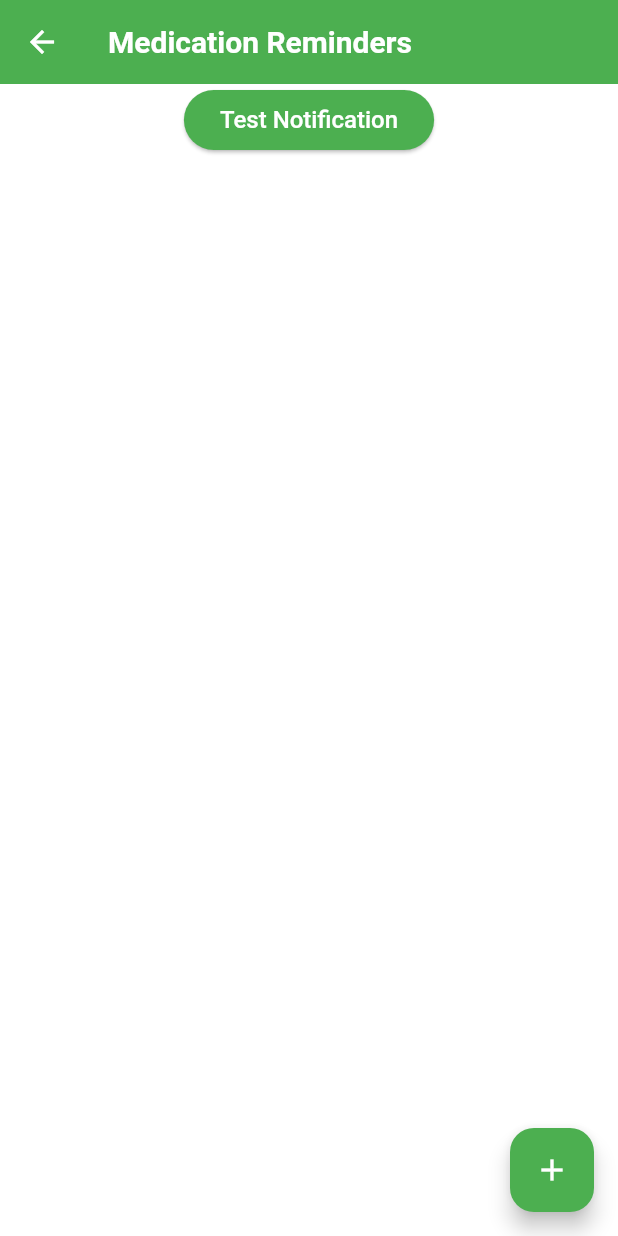
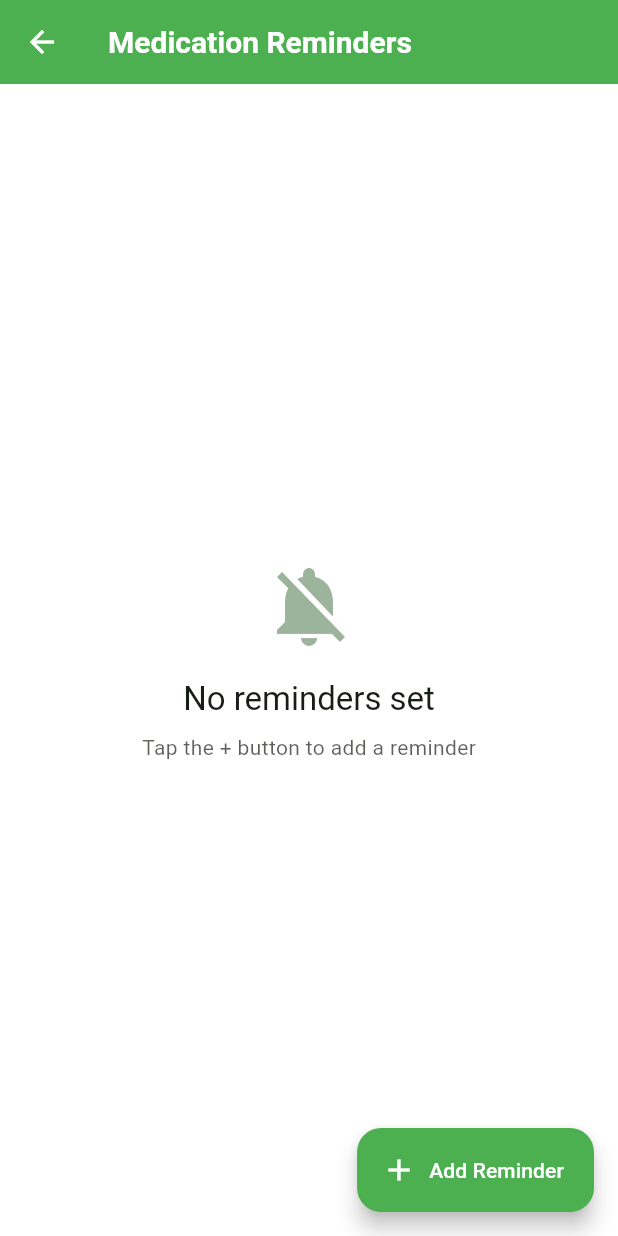
Before and after one commit to Rajesh3009/health_care_chatbot, a Flutter app: the ReminderScreen screen opened directly, on a phone screen of 412 x 824 dp. Run offline on Flutter 3.47's test engine with Material 3 defaults, Android fonts, the light colour scheme and no system bars; our stand-ins replace drift, flutter_local_notifications, flutter_markdown, flutter_riverpod, google_generative_ai, permission_handler and 2 more; accounts and stored records are empty; generated files the repository leaves out were written again.

Commit message:
feat: Revamp ReminderScreen UI and enhance user experience
- Updated ReminderScreen to display a message when no reminders are set, improving user feedback.
- Refactored reminder list to use cards for better visual separation and added styling for medication details.
- Removed the test notification button to streamline the interface.
- Enhanced the floating action button to include a label for clarity when adding reminders.

```diff
--- a/lib/providers/chat_provider.dart
+++ b/lib/providers/chat_provider.dart
@@ -24,11 +24,8 @@ final chatProvider = StateNotifierProvider<ChatNotifier, List<Message>>((ref) {
 
 class ChatNotifier extends StateNotifier<List<Message>> {
   final Ref ref;
-  late final AppDatabase _db;
 
-  ChatNotifier(this.ref) : super([]) {
-    _db = ref.read(databaseProvider);
-  }
+  ChatNotifier(this.ref) : super([]) {}
 
   AppDatabase get database => ref.read(databaseProvider);
 
--- a/lib/screens/reminder_screen.dart
+++ b/lib/screens/reminder_screen.dart
@@ -16,24 +16,105 @@ class ReminderScreen extends ConsumerWidget {
     return Scaffold(
       appBar: AppBar(
         title: const Text('Medication Reminders'),
+        elevation: 0,
       ),
       body: Column(
         children: [
-          ElevatedButton(
-            onPressed: () async {
-              await NotificationService().showTestNotification(context);
-            },
-            child: const Text('Test Notification'),
+          // Container(
+          //   padding: const EdgeInsets.all(16),
+          //   child: ElevatedButton.icon(
+          //     onPressed: () async {
+          //       await NotificationService().showTestNotification(context);
+          //     },
+          //     icon: const Icon(Icons.notifications_active),
+          //     label: const Text('Test Notification'),
+          //     style: ElevatedButton.styleFrom(
+          //       padding:
+          //           const EdgeInsets.symmetric(vertical: 12, horizontal: 24),
+          //       shape: RoundedRectangleBorder(
+          //         borderRadius: BorderRadius.circular(12),
+          //       ),
+          //     ),
+          //   ),
+          // ),
+          Expanded(
+            child: reminders.isEmpty
+                ? Center(
+                    child: Column(
+                      mainAxisAlignment: MainAxisAlignment.center,
+                      children: [
+                        Icon(
+                          Icons.notifications_off,
+                          size: 64,
+                          color: Theme.of(context)
+                              .colorScheme
+                              .primary
+                              .withOpacity(0.5),
                         ),
-          Expanded(
-            child: ListView.builder(
+                        const SizedBox(height: 16),
+                        Text(
+                          'No reminders set',
+                          style: Theme.of(context).textTheme.titleLarge,
+                        ),
+                        const SizedBox(height: 8),
+                        Text(
+                          'Tap the + button to add a reminder',
+                          style:
+                              Theme.of(context).textTheme.bodyMedium?.copyWith(
+                                    color: Theme.of(context)
+                                        .colorScheme
+                                        .onSurface
+                                        .withOpacity(0.7),
+                                  ),
+                        ),
+                      ],
+                    ),
+                  )
+                : ListView.builder(
+                    padding: const EdgeInsets.symmetric(horizontal: 16),
                     itemCount: reminders.length,
                     itemBuilder: (context, index) {
                       final reminder = reminders[index];
-                return ListTile(
-                  title: Text(reminder.medicationName),
-                  subtitle: Text(
-                    '${reminder.quantity} pills at ${reminder.time.format(context)} - ${_getDaysText(reminder.days)}',
+                      return Card(
+                        margin: const EdgeInsets.only(bottom: 12),
+                        elevation: 2,
+                        shape: RoundedRectangleBorder(
+                          borderRadius: BorderRadius.circular(12),
+                        ),
+                        child: ListTile(
+                          contentPadding: const EdgeInsets.symmetric(
+                              horizontal: 16, vertical: 8),
+                          title: Text(
+                            reminder.medicationName,
+                            style: const TextStyle(
+                              fontWeight: FontWeight.bold,
+                              fontSize: 16,
+                            ),
+                          ),
+                          subtitle: Column(
+                            crossAxisAlignment: CrossAxisAlignment.start,
+                            children: [
+                              const SizedBox(height: 4),
+                              Text(
+                                '${reminder.quantity} pills at ${reminder.time.format(context)}',
+                                style: TextStyle(
+                                  color: Theme.of(context)
+                                      .colorScheme
+                                      .onSurface
+                                      .withOpacity(0.7),
+                                ),
+                              ),
+                              const SizedBox(height: 4),
+                              Text(
+                                _getDaysText(reminder.days),
+                                style: TextStyle(
+                                  color: Theme.of(context)
+                                      .colorScheme
+                                      .onSurface
+                                      .withOpacity(0.7),
+                                ),
+                              ),
+                            ],
                           ),
                           onTap: () => showDialog(
                             context: context,
@@ -53,17 +134,9 @@ class ReminderScreen extends ConsumerWidget {
                                       .toggleReminder(reminder.id, context);
                                 },
                               ),
-                      PopupMenuButton<String>(
-                        onSelected: (value) {
-                          if (value == 'edit') {
-                            showDialog(
-                              context: context,
-                              builder: (context) => Consumer(
-                                builder: (context, ref, child) =>
-                                    EditReminderDialog(reminder: reminder),
-                              ),
-                            );
-                          } else if (value == 'delete') {
+                              IconButton(
+                                icon: const Icon(Icons.more_vert),
+                                onPressed: () {
                                   showDialog(
                                     context: context,
                                     builder: (context) => AlertDialog(
@@ -88,20 +161,10 @@ class ReminderScreen extends ConsumerWidget {
                                       ],
                                     ),
                                   );
-                          }
                                 },
-                        itemBuilder: (context) => [
-                          const PopupMenuItem(
-                            value: 'edit',
-                            child: Text('Edit'),
-                          ),
-                          const PopupMenuItem(
-                            value: 'delete',
-                            child: Text('Delete'),
                               ),
                             ],
                           ),
-                    ],
                         ),
                       );
                     },
@@ -109,14 +172,15 @@ class ReminderScreen extends ConsumerWidget {
           ),
         ],
       ),
-      floatingActionButton: FloatingActionButton(
+      floatingActionButton: FloatingActionButton.extended(
         onPressed: () => showDialog(
           context: context,
           builder: (context) => Consumer(
             builder: (context, ref, child) => const AddReminderDialog(),
           ),
         ),
-        child: const Icon(Icons.add),
+        icon: const Icon(Icons.add),
+        label: const Text('Add Reminder'),
       ),
     );
   }
```
Lines whose indentation alone changed are shown as unchanged.
